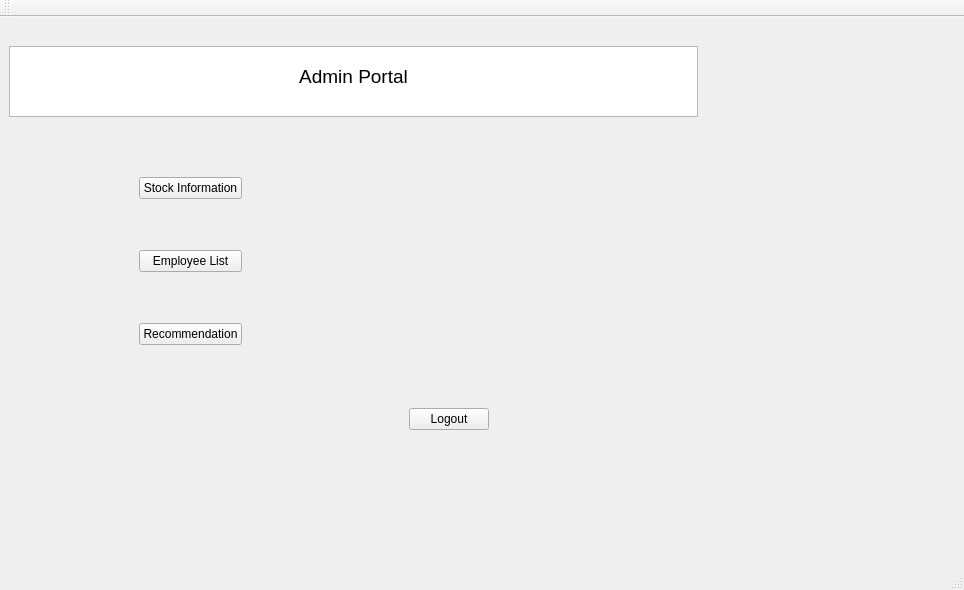
Old version of the form UI/forms/mainwindow.ui in the repository Kshitij1K/ShopInventoryManager.
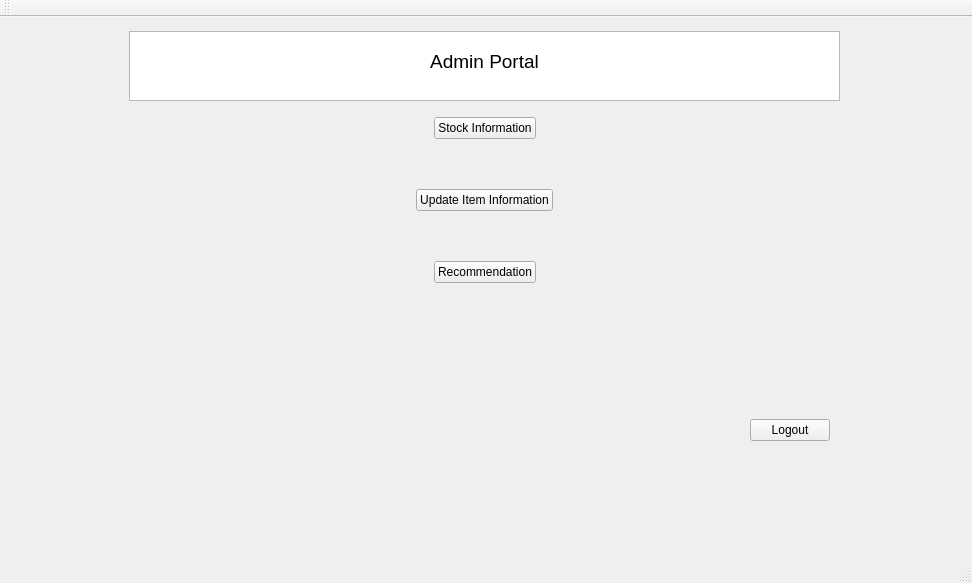
New version of the form. The open tabs and pages were chosen to show the change.

Commit message: Admin_Portal UI updated

What changed in the file:
```diff
--- a/UI/forms/mainwindow.ui
+++ b/UI/forms/mainwindow.ui
@@ -6,8 +6,8 @@
    <rect>
     <x>0</x>
     <y>0</y>
-    <width>964</width>
-    <height>590</height>
+    <width>972</width>
+    <height>583</height>
    </rect>
   </property>
   <property name="windowTitle">
@@ -209,28 +209,63 @@
        <widget class="QWidget" name="layoutWidget">
         <property name="geometry">
          <rect>
-          <x>30</x>
-          <y>100</y>
-          <width>303</width>
-          <height>272</height>
+          <x>120</x>
+          <y>-5</y>
+          <width>711</width>
+          <height>491</height>
          </rect>
         </property>
+        <layout class="QVBoxLayout" name="verticalLayout" stretch="1,5,2,1">
+         <property name="topMargin">
+          <number>10</number>
+         </property>
+         <property name="bottomMargin">
+          <number>10</number>
+         </property>
+         <item>
+          <widget class="QTextBrowser" name="Heading">
+           <property name="html">
+            <string>&lt;!DOCTYPE HTML PUBLIC &quot;-//W3C//DTD HTML 4.0//EN&quot; &quot;http://www.w3.org/TR/REC-html40/strict.dtd&quot;&gt;
+&lt;html&gt;&lt;head&gt;&lt;meta name=&quot;qrichtext&quot; content=&quot;1&quot; /&gt;&lt;meta charset=&quot;utf-8&quot; /&gt;&lt;style type=&quot;text/css&quot;&gt;
+p, li { white-space: pre-wrap; }
+&lt;/style&gt;&lt;/head&gt;&lt;body style=&quot; font-family:'Segoe UI'; font-size:9pt; font-weight:400; font-style:normal;&quot;&gt;
+&lt;p align=&quot;center&quot; style=&quot;-qt-paragraph-type:empty; margin-top:0px; margin-bottom:0px; margin-left:0px; margin-right:0px; -qt-block-indent:0; text-indent:0px;&quot;&gt;&lt;br /&gt;&lt;/p&gt;
+&lt;p align=&quot;center&quot; style=&quot; margin-top:0px; margin-bottom:0px; margin-left:0px; margin-right:0px; -qt-block-indent:0; text-indent:0px;&quot;&gt;&lt;span style=&quot; font-size:14pt;&quot;&gt;Admin Portal&lt;/span&gt;&lt;/p&gt;&lt;/body&gt;&lt;/html&gt;</string>
+           </property>
+          </widget>
+         </item>
+         <item>
         <layout class="QVBoxLayout" name="Buttons_2">
          <property name="spacing">
           <number>50</number>
          </property>
          <property name="leftMargin">
-          <number>100</number>
+            <number>10</number>
          </property>
          <property name="topMargin">
-          <number>50</number>
+            <number>10</number>
          </property>
          <property name="rightMargin">
-          <number>100</number>
+            <number>10</number>
          </property>
          <property name="bottomMargin">
-          <number>50</number>
-         </property>
+            <number>10</number>
+           </property>
+           <item>
+            <layout class="QHBoxLayout" name="Stock_info_button_with_layout" stretch="5,1,5">
+             <item>
+              <spacer name="horizontalSpacer_10">
+               <property name="orientation">
+                <enum>Qt::Horizontal</enum>
+               </property>
+               <property name="sizeHint" stdset="0">
+                <size>
+                 <width>40</width>
+                 <height>20</height>
+                </size>
+               </property>
+              </spacer>
+             </item>
          <item>
           <widget class="QPushButton" name="stock_info_button">
            <property name="text">
@@ -239,11 +274,71 @@
           </widget>
          </item>
          <item>
-          <widget class="QPushButton" name="employee_list_button">
+              <spacer name="horizontalSpacer_13">
+               <property name="orientation">
+                <enum>Qt::Horizontal</enum>
+               </property>
+               <property name="sizeHint" stdset="0">
+                <size>
+                 <width>40</width>
+                 <height>20</height>
+                </size>
+               </property>
+              </spacer>
+             </item>
+            </layout>
+           </item>
+           <item>
+            <layout class="QHBoxLayout" name="Update_Item_Info_with_layout" stretch="5,1,5">
+             <item>
+              <spacer name="horizontalSpacer_11">
+               <property name="orientation">
+                <enum>Qt::Horizontal</enum>
+               </property>
+               <property name="sizeHint" stdset="0">
+                <size>
+                 <width>40</width>
+                 <height>20</height>
+                </size>
+               </property>
+              </spacer>
+             </item>
+             <item>
+              <widget class="QPushButton" name="Update_Item_Information">
            <property name="text">
-            <string>Employee List</string>
-           </property>
-          </widget>
+                <string>Update Item Information</string>
+               </property>
+              </widget>
+             </item>
+             <item>
+              <spacer name="horizontalSpacer_14">
+               <property name="orientation">
+                <enum>Qt::Horizontal</enum>
+               </property>
+               <property name="sizeHint" stdset="0">
+                <size>
+                 <width>40</width>
+                 <height>20</height>
+                </size>
+               </property>
+              </spacer>
+             </item>
+            </layout>
+           </item>
+           <item>
+            <layout class="QHBoxLayout" name="recommendation_with_layout" stretch="5,1,5">
+             <item>
+              <spacer name="horizontalSpacer_12">
+               <property name="orientation">
+                <enum>Qt::Horizontal</enum>
+               </property>
+               <property name="sizeHint" stdset="0">
+                <size>
+                 <width>40</width>
+                 <height>20</height>
+                </size>
+               </property>
+              </spacer>
          </item>
          <item>
           <widget class="QPushButton" name="recommendation_system_button">
@@ -252,24 +347,57 @@
            </property>
           </widget>
          </item>
-        </layout>
-       </widget>
-       <widget class="QWidget" name="layoutWidget_2">
-        <property name="geometry">
-         <rect>
-          <x>0</x>
-          <y>380</y>
-          <width>530</width>
-          <height>26</height>
-         </rect>
-        </property>
-        <layout class="QVBoxLayout" name="Back_Button_2">
+             <item>
+              <spacer name="horizontalSpacer_15">
+               <property name="orientation">
+                <enum>Qt::Horizontal</enum>
+               </property>
+               <property name="sizeHint" stdset="0">
+                <size>
+                 <width>40</width>
+                 <height>20</height>
+                </size>
+               </property>
+              </spacer>
+             </item>
+            </layout>
+           </item>
+           <item>
+            <spacer name="verticalSpacer_6">
+             <property name="orientation">
+              <enum>Qt::Vertical</enum>
+             </property>
+             <property name="sizeHint" stdset="0">
+              <size>
+               <width>20</width>
+               <height>40</height>
+              </size>
+             </property>
+            </spacer>
+           </item>
+          </layout>
+         </item>
+         <item>
+          <layout class="QHBoxLayout" name="horizontalLayout">
          <property name="leftMargin">
-          <number>400</number>
+            <number>10</number>
          </property>
          <property name="rightMargin">
-          <number>50</number>
-         </property>
+            <number>10</number>
+           </property>
+           <item>
+            <spacer name="horizontalSpacer_9">
+             <property name="orientation">
+              <enum>Qt::Horizontal</enum>
+             </property>
+             <property name="sizeHint" stdset="0">
+              <size>
+               <width>40</width>
+               <height>20</height>
+              </size>
+             </property>
+            </spacer>
+           </item>
          <item>
           <widget class="QPushButton" name="admin_logout_button">
            <property name="text">
@@ -278,24 +406,21 @@
           </widget>
          </item>
         </layout>
-       </widget>
-       <widget class="QTextBrowser" name="Heading">
-        <property name="geometry">
-         <rect>
-          <x>0</x>
-          <y>20</y>
-          <width>689</width>
-          <height>71</height>
-         </rect>
-        </property>
-        <property name="html">
-         <string>&lt;!DOCTYPE HTML PUBLIC &quot;-//W3C//DTD HTML 4.0//EN&quot; &quot;http://www.w3.org/TR/REC-html40/strict.dtd&quot;&gt;
-&lt;html&gt;&lt;head&gt;&lt;meta name=&quot;qrichtext&quot; content=&quot;1&quot; /&gt;&lt;meta charset=&quot;utf-8&quot; /&gt;&lt;style type=&quot;text/css&quot;&gt;
-p, li { white-space: pre-wrap; }
-&lt;/style&gt;&lt;/head&gt;&lt;body style=&quot; font-family:'Segoe UI'; font-size:9pt; font-weight:400; font-style:normal;&quot;&gt;
-&lt;p align=&quot;center&quot; style=&quot;-qt-paragraph-type:empty; margin-top:0px; margin-bottom:0px; margin-left:0px; margin-right:0px; -qt-block-indent:0; text-indent:0px;&quot;&gt;&lt;br /&gt;&lt;/p&gt;
-&lt;p align=&quot;center&quot; style=&quot; margin-top:0px; margin-bottom:0px; margin-left:0px; margin-right:0px; -qt-block-indent:0; text-indent:0px;&quot;&gt;&lt;span style=&quot; font-size:14pt;&quot;&gt;Admin Portal&lt;/span&gt;&lt;/p&gt;&lt;/body&gt;&lt;/html&gt;</string>
-        </property>
+         </item>
+         <item>
+          <spacer name="verticalSpacer_5">
+           <property name="orientation">
+            <enum>Qt::Vertical</enum>
+           </property>
+           <property name="sizeHint" stdset="0">
+            <size>
+             <width>20</width>
+             <height>40</height>
+            </size>
+           </property>
+          </spacer>
+         </item>
+        </layout>
        </widget>
       </widget>
       <widget class="QWidget" name="page_2">
```
Left out of the diff: 10 changed lines with no effect on the pictures. Lines whose indentation alone changed are shown as unchanged.
